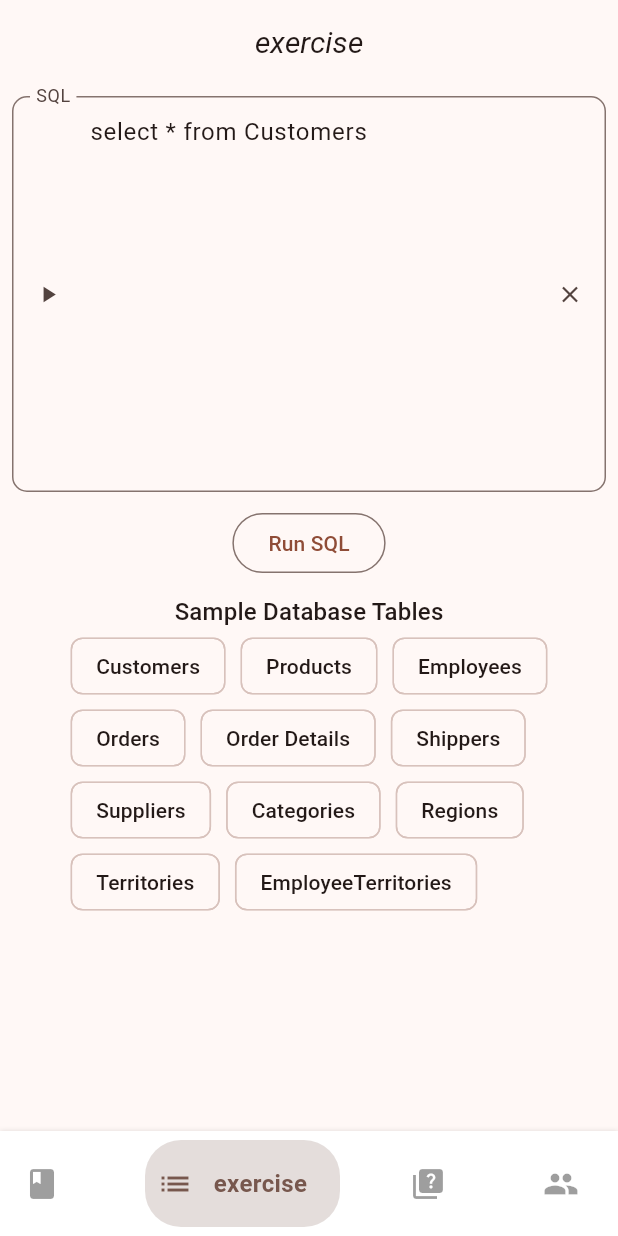
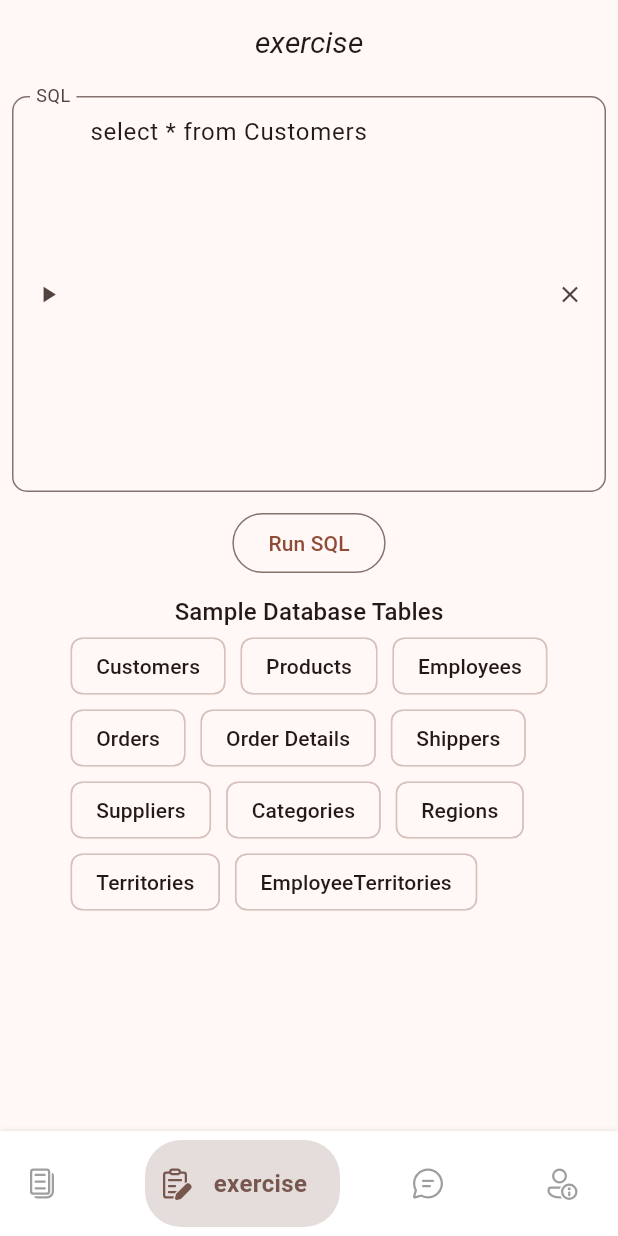
Before and after one commit to Jiyeopkim/flutter_dev, a Flutter app: the screen it shows after launch, item 2 of the bottom bar chosen, on a phone screen of 412 x 824 dp. Run offline on Flutter 3.47's test engine with Material 2 defaults, Android fonts, the light colour scheme and no system bars; our stand-ins replace fluentui_system_icons, get, google_mobile_ads, package_info_plus; missing offline and left inert: sqlite3; network calls fail.

Commit message:
* 아이콘 수정.

```diff
--- a/lib/main.dart
+++ b/lib/main.dart
@@ -14,6 +14,8 @@ import 'screens/quiz_scn.dart';
 import 'screens/result_scn.dart';
 import 'util.dart';
 import 'widget/custom_animated_bottom_bar.dart';
+import 'package:fluentui_system_icons/fluentui_system_icons.dart';
+
 
 void main() {
   WidgetsFlutterBinding.ensureInitialized();
@@ -194,21 +196,21 @@ class _MyHomePageState extends State<MyHomePage> {
     List<BottomNavyBarItem> list =
     <BottomNavyBarItem>[
         BottomNavyBarItem(
-          icon: const Icon(Icons.book),
+          icon: const Icon(FluentIcons.document_one_page_multiple_24_regular),
           title: const Text('lesson'),
           activeColor: Theme.of(context).colorScheme.secondary,
           inactiveColor: Theme.of(context).disabledColor,
           textAlign: TextAlign.center,
         ),
         BottomNavyBarItem(
-          icon: const Icon(Icons.list),
+          icon: const Icon(FluentIcons.clipboard_text_edit_24_regular),
           title: const Text('exercise'),
           activeColor: Theme.of(context).colorScheme.secondary,
           inactiveColor: Theme.of(context).disabledColor,
           textAlign: TextAlign.center,
         ),
         BottomNavyBarItem(
-          icon: const Icon(Icons.quiz),
+          icon: const Icon(FluentIcons.chat_24_regular),
           title: const Text(
             'quiz',
           ),
@@ -217,7 +219,7 @@ class _MyHomePageState extends State<MyHomePage> {
           textAlign: TextAlign.center,
         ),
         BottomNavyBarItem(
-          icon: const Icon(Icons.people),
+          icon: const Icon(FluentIcons.person_info_24_regular),
           title: const Text('myinfo'),
           activeColor: Theme.of(context).colorScheme.secondary,
           inactiveColor: Theme.of(context).disabledColor,
--- a/pubspec.yaml
+++ b/pubspec.yaml
@@ -42,10 +42,11 @@ dependencies:
   sqlite3_flutter_libs: ^0.5.16
   path_provider: ^2.1.0
   fluttertoast: ^8.2.2
-  sqlparser: ^0.31.1
+  # sqlparser: ^0.31.1
   sqlite3: ^2.1.0
   package_info_plus: ^4.1.0
   google_mobile_ads: ^3.0.0
+  fluentui_system_icons: ^1.1.213
 
 dev_dependencies:
   flutter_test:
```
Also changed, not shown: pubspec.lock.
